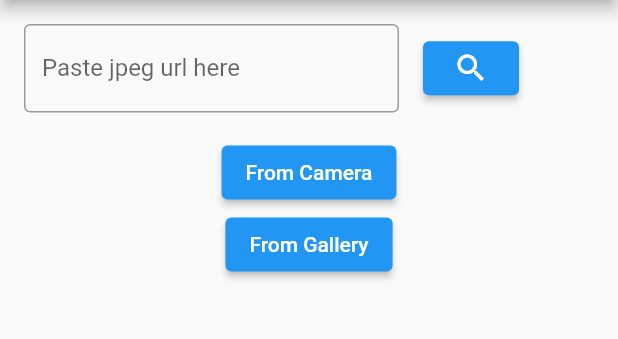
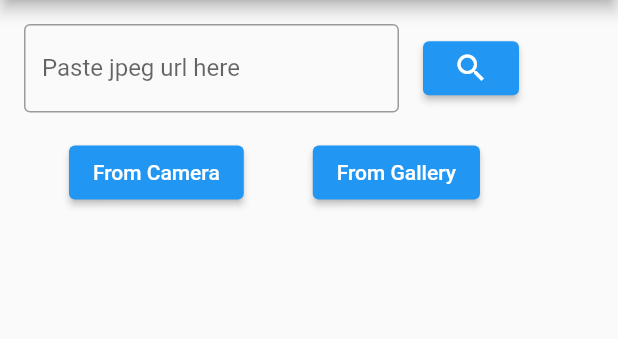
Before and after one commit to Pavan49719/sudoku-solver, a Flutter app: the screen it shows after launch, on a phone screen of 412 x 824 dp, the part 84-423 px from its top. Run offline on Flutter 3.47's test engine with Material 2 defaults, Android fonts, the phone set to English and light mode, and no system bars; our stand-ins replace firebase_core, firebase_storage, image_picker; accounts and stored records are empty.

```diff
--- a/lib/main.dart
+++ b/lib/main.dart
@@ -1,7 +1,10 @@
 import 'package:flutter/material.dart';
 import 'package:sudoku/splash.dart';
+import 'package:firebase_core/firebase_core.dart';
 
-void main() {
+void main() async {
+  WidgetsFlutterBinding.ensureInitialized();
+  await Firebase.initializeApp();
   runApp(const MyApp());
 }
 
--- a/lib/sudoku_screen.dart
+++ b/lib/sudoku_screen.dart
@@ -3,6 +3,7 @@ import 'dart:io';
 import 'package:flutter/material.dart';
 import 'package:image_picker/image_picker.dart';
 import 'package:http/http.dart' as http;
+import 'package:firebase_storage/firebase_storage.dart';
 
 class MyHomePage extends StatefulWidget {
   const MyHomePage({Key? key, required this.title}) : super(key: key);
@@ -14,12 +15,13 @@ class MyHomePage extends StatefulWidget {
 }
 
 class _MyHomePageState extends State<MyHomePage> {
-  TextEditingController url = TextEditingController();
+  File? imageFile;
+  TextEditingController? url = TextEditingController();
   String? result;
   bool loading = false;
   List solved = [];
   List unsolved = [];
-
+  var location;
 
   _getFromCamera() async {
     PickedFile? pickedFile = await ImagePicker().getImage(
@@ -28,10 +30,11 @@ _getFromCamera() async {
       maxHeight: 1800,
     );
     if (pickedFile != null) {
-        File imageFile = File(pickedFile.path);
+      setState(() {
+        imageFile = File(pickedFile.path);
+      });
     }
   }
-
 
   _getFromGallery() async {
     PickedFile? pickedFile = await ImagePicker().getImage(
@@ -40,8 +43,24 @@ _getFromCamera() async {
       maxHeight: 1800,
     );
     if (pickedFile != null) {
-        File imageFile = File(pickedFile.path);
+      setState(() {
+        imageFile = File(pickedFile.path);
+      });
     }
+  }
+
+  FirebaseStorage _storage = FirebaseStorage.instance;
+
+  Future<String> uploadPic() async {
+    //Create a reference to the location you want to upload to in firebase
+    Reference reference = _storage.ref().child("images/");
+
+    UploadTask uploadTask = reference.putFile(imageFile!);
+
+    location = await (await uploadTask).ref.getDownloadURL();
+    print("LOCATION: $location");
+    solveSudoku();
+    return location;
   }
 
   Future<void> solveSudoku() async {
@@ -53,11 +72,12 @@ _getFromCamera() async {
       solvednumlist = [];
       unsolvednumlist = [];
     });
-    print("URL: ${url.text}");
+    print("URL: ${url!.text}");
+    String temp = url?.text ?? location;
     var request = http.Request(
         'GET',
         Uri.parse(
-            'https://trf-sudokusolver.herokuapp.com/sudokusolver/${url.text}'));
+            'https://trf-sudokusolver.herokuapp.com/sudokusolver/${temp}'));
 
     http.StreamedResponse response = await request.send();
 
@@ -101,6 +121,16 @@ _getFromCamera() async {
   }
 
   @override
+  // void initState() {
+  //   // TODO: implement initState
+  //   super.initState();
+  //   Firebase.initializeApp().whenComplete(() {
+  //     print("completed");
+  //     setState(() {});
+  //   });
+  // }
+
+  @override
   Widget build(BuildContext context) {
     return Scaffold(
       appBar: AppBar(
@@ -127,8 +157,22 @@ _getFromCamera() async {
               ElevatedButton(onPressed: solveSudoku, child: Icon(Icons.search))
             ],
           ),
-            ElevatedButton(onPressed: _getFromCamera, child: Text('From Camera')),
-            ElevatedButton(onPressed: _getFromGallery, child: Text('From Gallery')),
+          Row(
+            mainAxisAlignment: MainAxisAlignment.spaceEvenly,
+            children: [
+              ElevatedButton(
+                  onPressed: _getFromCamera, child: Text('From Camera')),
+              ElevatedButton(
+                  onPressed: _getFromGallery, child: Text('From Gallery')),
+              imageFile != null
+                  ? ElevatedButton(
+                      onPressed: uploadPic,
+                      child: Text(
+                        'Upload',
+                      ))
+                  : Container(),
+            ],
+          ),
           result != null
               ? Column(
                   children: [
--- a/pubspec.yaml
+++ b/pubspec.yaml
@@ -36,6 +36,8 @@ dependencies:
   # Use with the CupertinoIcons class for iOS style icons.
   cupertino_icons: ^1.0.2
   image_picker: ^0.8.5+3
+  firebase_storage: ^10.2.16
+  firebase_core: ^1.17.0
 
 dev_dependencies:
   flutter_test:
```
Also changed, not shown: pubspec.lock, 3 other files. Lines whose indentation alone changed are shown as unchanged.
